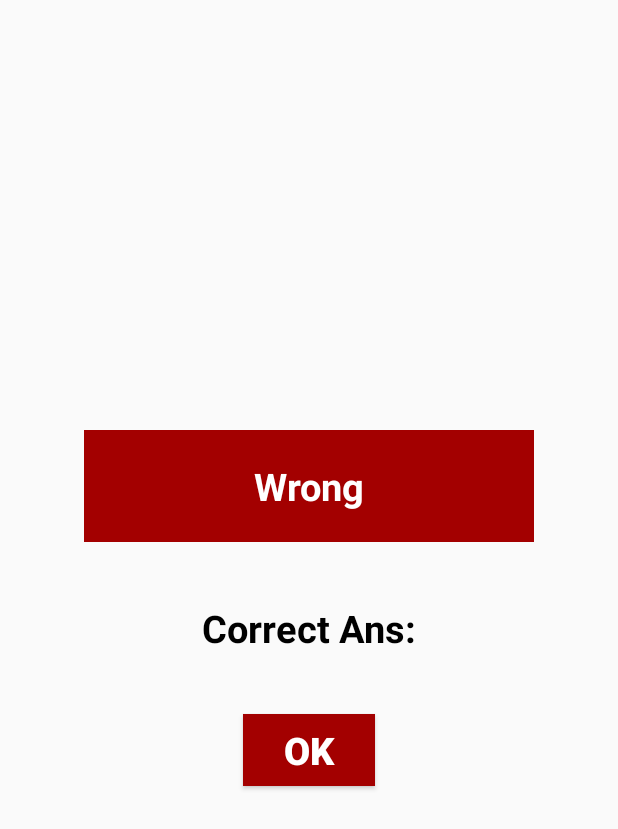
After one commit to mateuszd2411/QuizAppSQLite, an Android app: the layout wrong_dialog.xml on its own in the app's theme, with its tools: preview values and no code run, on a phone screen of 412 x 824 dp. The commit adds this screen. Shown: the top 829 px of the screen. Run offline under Robolectric (Android 15) with nearby library versions, the phone set to English and light mode, and no system bars.

```diff
--- /dev/null
+++ b/app/src/main/res/layout/wrong_dialog.xml
@@ -0,0 +1,50 @@
+<?xml version="1.0" encoding="utf-8"?>
+<LinearLayout xmlns:android="http://schemas.android.com/apk/res/android"
+    android:orientation="vertical"
+    android:layout_width="300dp"
+    android:layout_gravity="center"
+    android:layout_height="250dp">
+
+    <LinearLayout
+        android:layout_width="match_parent"
+        android:orientation="vertical"
+        android:background="#A30000"
+        android:layout_height="wrap_content">
+
+        <TextView
+            android:layout_width="wrap_content"
+            android:layout_height="wrap_content"
+            android:text="Wrong"
+            android:layout_gravity="center"
+            android:textSize="25sp"
+            android:textStyle="bold"
+            android:textColor="#fff"
+            android:padding="20dp"/>
+    </LinearLayout>
+
+    <TextView
+        android:id="@+id/text_correct_ans"
+        android:layout_width="wrap_content"
+        android:layout_height="wrap_content"
+        android:text="Correct Ans:"
+        android:layout_marginTop="20dp"
+        android:singleLine="true"
+        android:ellipsize="end"
+        android:layout_gravity="center"
+        android:textSize="25sp"
+        android:textStyle="bold"
+        android:textColor="#000"
+        android:padding="20dp"/>
+    <Button
+        android:id="@+id/bt_wrong_dialog"
+        android:layout_width="wrap_content"
+        android:layout_height="wrap_content"
+        android:layout_marginTop="20dp"
+        android:textColor="#fff"
+        android:background="#A30000"
+        android:text="OK"
+        android:textStyle="bold"
+        android:textSize="25sp"
+        android:layout_gravity="center"/>
+
+</LinearLayout>
```
Also changed, not shown: app/src/main/java/com/mat/quizappsqlite/FinalScoreDialog.java (added, +79 -0 lines), app/src/main/java/com/mat/quizappsqlite/QuizActivity.java (+10 -6 lines), app/src/main/res/layout/correct_dialog.xml (added, +50 -0 lines), app/src/main/res/layout/final_score_dialog.xml (added, +48 -0 lines).
